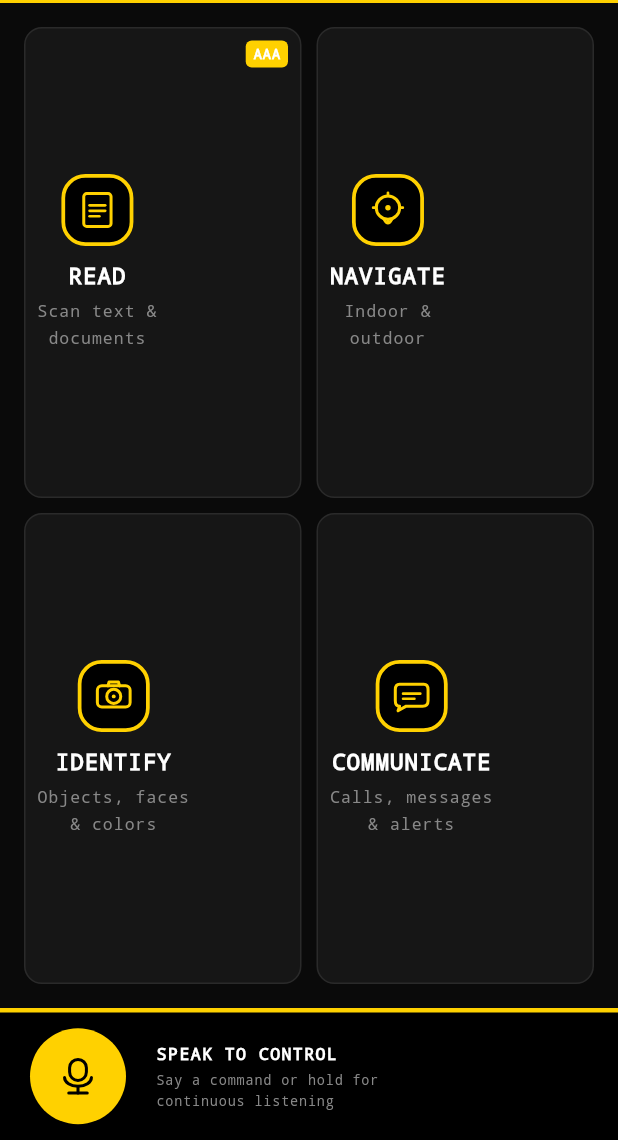
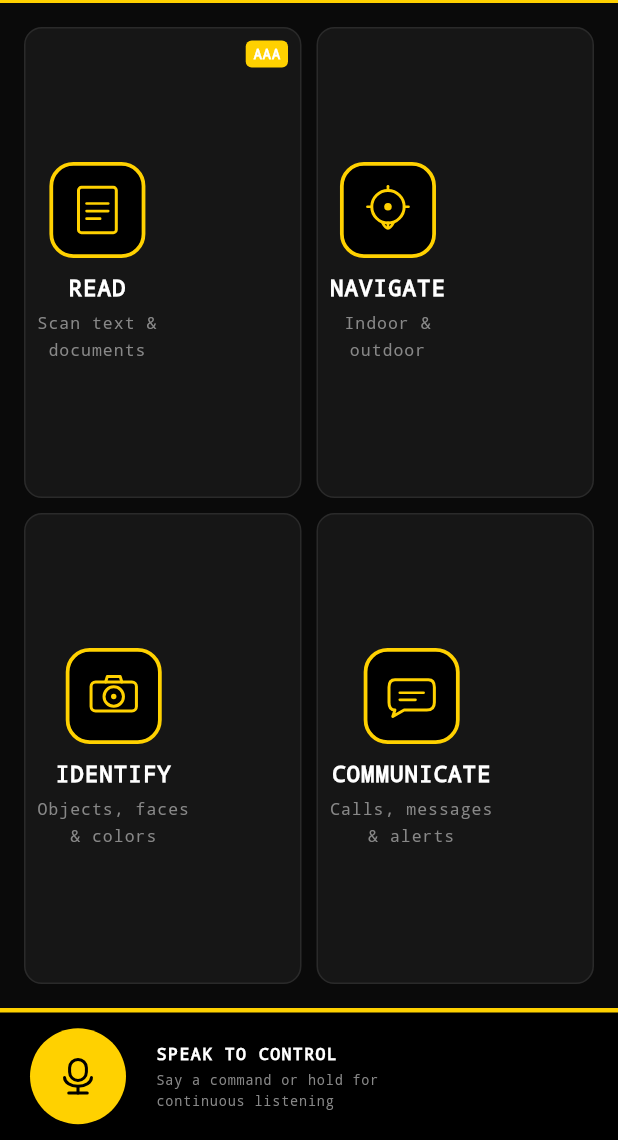
Before and after one commit to jamesbasti/eyeris, a Flutter app: the HomeScreen screen opened directly, on a phone screen of 412 x 824 dp, the part 96-1236 px from its top. Run offline on Flutter 3.47's test engine with Material 3 defaults, Android fonts, the phone set to English and light mode, and no system bars; our stand-ins replace camera, flutter_dotenv, flutter_tts, google_fonts, permission_handler; missing offline and left inert: tflite_flutter.

Commit message:
Enhance icons: make choice icons bigger and perfectly centered across all screens

```diff
--- a/lib/ui/communicate_screen.dart
+++ b/lib/ui/communicate_screen.dart
@@ -115,7 +115,7 @@ class _CommunicateScreenState extends State<CommunicateScreen> {
                 ActionRow(
                   label: 'Voice Call',
                   sublabel: 'Contacts + speed dial',
-                  icon: EyerisIcons.phone(size: 22),
+                  icon: EyerisIcons.phone(size: 28),
                   onPress: widget.onVoiceCallTap,
                   semanticsLabel:
                       'Voice call. Opens contacts list for calling. '
@@ -127,7 +127,7 @@ class _CommunicateScreenState extends State<CommunicateScreen> {
                 ActionRow(
                   label: 'Messages',
                   sublabel: 'Read aloud + dictate reply',
-                  icon: EyerisIcons.message(size: 22),
+                  icon: EyerisIcons.message(size: 28),
                   onPress: widget.onMessagesTap,
                   semanticsLabel:
                       'Messages. Reads your messages aloud and lets you '
--- a/lib/ui/home_screen.dart
+++ b/lib/ui/home_screen.dart
@@ -86,7 +86,7 @@ class _HomeScreenState extends State<HomeScreen> {
                   _buildCard(
                     label: 'Read',
                     sublabel: 'Scan text &\ndocuments',
-                    icon: EyerisIcons.read(size: 26),
+                    icon: EyerisIcons.read(size: 36),
                     badge: 'AAA',
                     semanticsLabel: 'Read. Scan text and documents.',
                     semanticsHint: 'Double tap to open Read screen.',
@@ -95,7 +95,7 @@ class _HomeScreenState extends State<HomeScreen> {
                   _buildCard(
                     label: 'Navigate',
                     sublabel: 'Indoor &\noutdoor',
-                    icon: EyerisIcons.navigate(size: 26),
+                    icon: EyerisIcons.navigate(size: 36),
                     semanticsLabel: 'Navigate. Indoor and outdoor guidance.',
                     semanticsHint: 'Double tap to open Navigate screen.',
                     onTap: widget.onNavigateTap,
@@ -103,7 +103,7 @@ class _HomeScreenState extends State<HomeScreen> {
                   _buildCard(
                     label: 'Identify',
                     sublabel: 'Objects, faces\n& colors',
-                    icon: EyerisIcons.identify(size: 26),
+                    icon: EyerisIcons.identify(size: 36),
                     semanticsLabel: 'Identify. Describe objects, faces and colors.',
                     semanticsHint: 'Double tap to open Identify screen.',
                     onTap: widget.onIdentifyTap,
@@ -111,7 +111,7 @@ class _HomeScreenState extends State<HomeScreen> {
                   _buildCard(
                     label: 'Communicate',
                     sublabel: 'Calls, messages\n& alerts',
-                    icon: EyerisIcons.communicate(size: 26),
+                    icon: EyerisIcons.communicate(size: 36),
                     semanticsLabel: 'Communicate. Calls, messages and alerts.',
                     semanticsHint: 'Double tap to open Communicate screen.',
                     onTap: widget.onCommunicateTap,
--- a/lib/ui/identify_screen.dart
+++ b/lib/ui/identify_screen.dart
@@ -96,7 +96,7 @@ class _IdentifyScreenState extends State<IdentifyScreen> {
                 ActionRow(
                   label: 'Scene Describe',
                   sublabel: 'Full AI description',
-                  icon: EyerisIcons.camera(size: 22),
+                  icon: EyerisIcons.camera(size: 28),
                   onPress: widget.onSceneDescribeTap,
                   semanticsLabel:
                       'Scene describe. Get full AI description of surroundings.',
@@ -107,7 +107,7 @@ class _IdentifyScreenState extends State<IdentifyScreen> {
                 ActionRow(
                   label: 'Find Person',
                   sublabel: 'Face recognition',
-                  icon: EyerisIcons.person(size: 22),
+                  icon: EyerisIcons.person(size: 28),
                   onPress: widget.onFindPersonTap,
                   semanticsLabel:
                       'Find person. Use face recognition to locate people.',
@@ -118,7 +118,7 @@ class _IdentifyScreenState extends State<IdentifyScreen> {
                 ActionRow(
                   label: 'Color Detect',
                   sublabel: 'Name any color aloud',
-                  icon: EyerisIcons.colorDetect(size: 22),
+                  icon: EyerisIcons.colorDetect(size: 28),
                   onPress: widget.onColorDetectTap,
                   semanticsLabel:
                       'Color detect. Point camera to identify colors.',
--- a/lib/ui/navigate_screen.dart
+++ b/lib/ui/navigate_screen.dart
@@ -93,7 +93,7 @@ class _NavigateScreenState extends State<NavigateScreen> {
                 ActionRow(
                   label: 'Walk Mode',
                   sublabel: 'Haptic + audio turns',
-                  icon: EyerisIcons.walk(size: 22),
+                  icon: EyerisIcons.walk(size: 28),
                   onPress: widget.onWalkModeTap,
                   semanticsLabel:
                       'Walk mode. Provides haptic and audio turn guidance.',
@@ -104,7 +104,7 @@ class _NavigateScreenState extends State<NavigateScreen> {
                 ActionRow(
                   label: 'Indoor Map',
                   sublabel: 'Obstacle detection on',
-                  icon: EyerisIcons.indoorMap(size: 22),
+                  icon: EyerisIcons.indoorMap(size: 28),
                   onPress: widget.onIndoorMapTap,
                   semanticsLabel:
                       'Indoor map. Navigate indoors with obstacle detection.',
@@ -118,7 +118,7 @@ class _NavigateScreenState extends State<NavigateScreen> {
                 ActionRow(
                   label: 'Nearest Bus',
                   sublabel: 'Transit + live arrival',
-                  icon: EyerisIcons.bus(size: 22),
+                  icon: EyerisIcons.bus(size: 28),
                   onPress: widget.onNearestBusTap,
                   semanticsLabel:
                       'Nearest bus. Find transit options with live arrivals.',
--- a/lib/widgets/action_row.dart
+++ b/lib/widgets/action_row.dart
@@ -176,8 +176,8 @@ class _IconBox extends StatelessWidget {
   @override
   Widget build(BuildContext context) {
     return Container(
-      width: 40.0,
-      height: 40.0,
+      width: 48.0,
+      height: 48.0,
       decoration: BoxDecoration(
         color: EyerisColors.black,
         border: Border.all(
--- a/lib/widgets/hub_card.dart
+++ b/lib/widgets/hub_card.dart
@@ -84,8 +84,8 @@ class _HubCardState extends State<HubCard> {
                   children: [
                     // Icon container
                     Container(
-                      width: 48,
-                      height: 48,
+                      width: 64,
+                      height: 64,
                       decoration: BoxDecoration(
                         color: EyerisColors.black,
                         border: Border.all(
--- a/lib/widgets/screen_header.dart
+++ b/lib/widgets/screen_header.dart
@@ -55,7 +55,7 @@ class ScreenHeader extends StatelessWidget {
                   ),
                   child: Center(
                     child: EyerisIcons.backArrow(
-                      size: 20,
+                      size: 28,
                       color: EyerisColors.black,
                     ),
                   ),
```
Also changed, not shown: lib/ui/read_screen.dart (+4 -4 lines).
